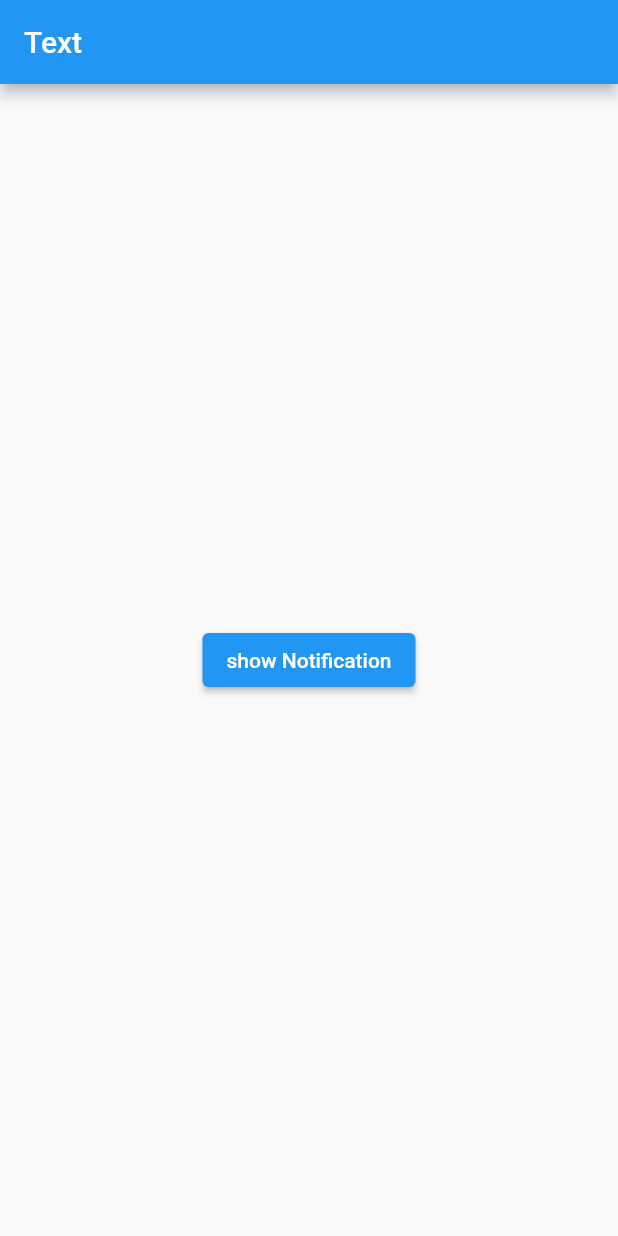
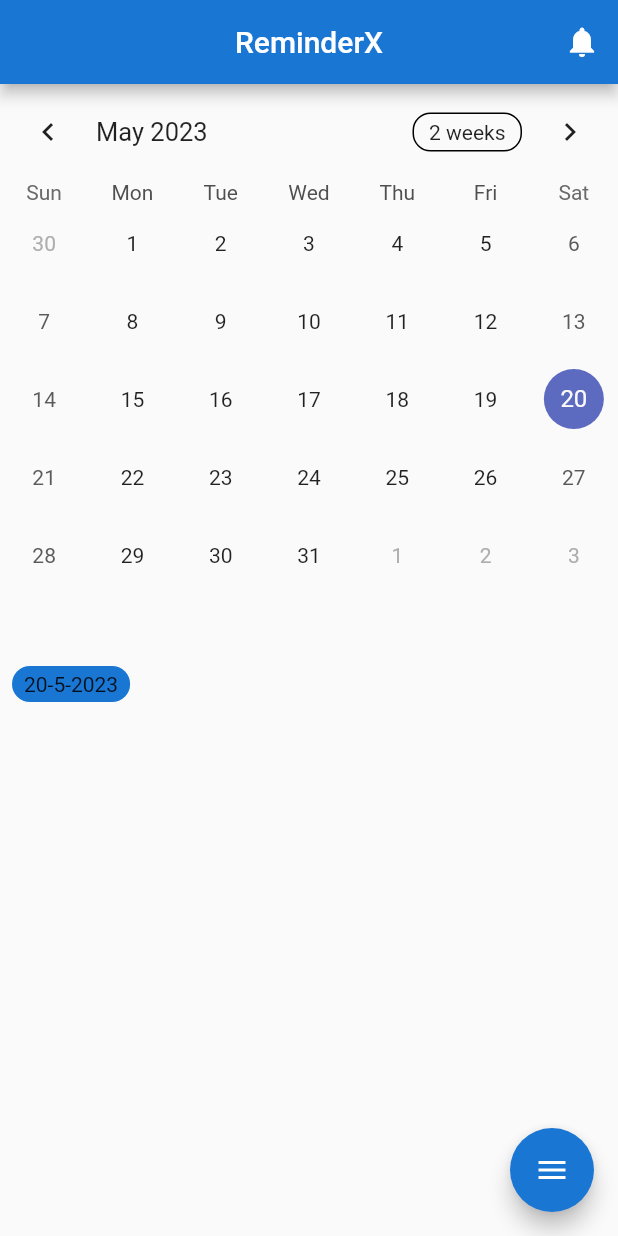
Before and after one commit to Surajpatra700/ReminderX, a Flutter app: the screen it shows after launch, on a phone screen of 412 x 824 dp. Run offline on Flutter 3.47's test engine with Material 2 defaults, Android fonts, the phone set to English and light mode, and no system bars; drawn by our look-alikes of flutter_speed_dial, table_calendar; our stand-ins replace firebase_core, firebase_messaging, flutter_local_notifications, fluttertoast, font_awesome_flutter, get; accounts and stored records are empty.

Commit message:
second commit

```diff
--- /dev/null
+++ b/lib/events_calendar.dart
@@ -0,0 +1,256 @@
+import 'dart:convert';
+
+import 'package:api_networking/notification_services.dart';
+import 'package:api_networking/pagetwo.dart';
+import 'package:flutter/material.dart';
+import 'package:flutter_speed_dial/flutter_speed_dial.dart';
+import 'package:font_awesome_flutter/font_awesome_flutter.dart';
+import 'package:get/get.dart';
+import 'package:http/http.dart' as http;
+import 'package:intl/intl.dart';
+import 'package:table_calendar/table_calendar.dart';
+
+class EventsCalendar extends StatefulWidget {
+  const EventsCalendar({super.key});
+
+  @override
+  State<EventsCalendar> createState() => _EventsCalendarState();
+}
+
+class _EventsCalendarState extends State<EventsCalendar> {
+  CalendarFormat _calendarFormat = CalendarFormat.month;
+  DateTime _focusDate = DateTime.now();
+  DateTime? _selectedDate;
+
+  Map<String, List> mySelectedEvents = {};
+
+  NotificationServices services = NotificationServices();
+  final titleController = TextEditingController();
+  final descriptionController = TextEditingController();
+
+  @override
+  void initState() {
+    // TODO: implement initState
+    _selectedDate = _focusDate;
+    services.getNotificationRequest();
+    services.FirebaseInit(context);
+    services.setupInteractMessage(context);
+    //services.handleMessage(context, msg);
+    //services.initLocalNotification(context, msg);
+    services.getDeviceToken().then((value) {
+      print(value);
+    });
+    super.initState();
+  }
+
+  List _listOfDayEvents(DateTime dateTime) {
+    if (mySelectedEvents[DateFormat('yyyy-MM-dd').format(dateTime)] != null) {
+      return mySelectedEvents[DateFormat('yyyy-MM-dd').format(dateTime)]!;
+    } else {
+      return [];
+    }
+  }
+
+  @override
+  Widget build(BuildContext context) {
+    return Scaffold(
+      //backgroundColor: Colors.grey.shade200,
+      appBar: AppBar(
+        backgroundColor: Colors.blue.shade700,
+        centerTitle: true,
+        title: Text("ReminderX"),
+        actions: [
+          IconButton(
+              onPressed: () {
+                services.getDeviceToken().then((value) async {
+                  var data = {
+                    'to': value.toString(),
+                    'priority': 'high',
+                    'notification': {
+                      'title': 'Suraj',
+                      'body': 'Your Birthday is comming soon',
+                    },
+                    'data': {
+                      'data': 'msg',
+                    }
+                  };
+                  // http.post request is used to send data to the server to create/update a resource.
+                  await http.post(
+                      Uri.parse("https://fcm.googleapis.com/fcm/send"),
+                      body: jsonEncode(data),
+                      headers: {
+                        'Content-Type': 'application/json; charset=UTF-8',
+                        'Authorization':
+                            'key=AAAA2NSWFaU:APA91bGJnVTVjBuXMq8AZaavAUZRzUwxdqoBrBsB9VEZtVlkI56-lKlIy83DDgGB5_5wjqfCXok4U720jds7BPz5k_KmgPfuvH3CDIUsI18VIOzqwjXpcpQCmh6wzAA2FZvZQvZMBIUK'
+                      });
+                });
+              },
+              icon: Icon(Icons.notifications)),
+        ],
+      ),
+
+      // BODY
+      body: Column(
+        children: [
+          TableCalendar(
+            calendarFormat: _calendarFormat,
+            focusedDay: _focusDate,
+            firstDay: DateTime(2023),
+            lastDay: DateTime(2024),
+            onDaySelected: (selectedDate, focusedDay) {
+              if (!isSameDay(_selectedDate, selectedDate)) {
+                setState(() {
+                  _selectedDate = selectedDate;
+                  _focusDate = focusedDay;
+                });
+              }
+            },
+            selectedDayPredicate: (day) {
+              return isSameDay(_selectedDate, day);
+            },
+            onFormatChanged: (format) {
+              if (_calendarFormat != format) {
+                setState(() {
+                  _calendarFormat = format;
+                });
+              }
+            },
+            onPageChanged: (focusedDay) {
+              _focusDate = focusedDay;
+            },
+            eventLoader: _listOfDayEvents,
+          ),
+          SizedBox(
+            height: 40,
+          ),
+
+          Padding(
+            padding: const EdgeInsets.all(8.0),
+            child: Align(
+                alignment: Alignment.centerLeft,
+                child: Container(
+                  //margin: EdgeInsets.all(10),
+                  padding: EdgeInsets.symmetric(horizontal: 8,vertical: 4),
+                  decoration: BoxDecoration(
+                    color: Colors.blue.shade700,
+                    borderRadius: BorderRadius.horizontal(left: Radius.circular(25),right: Radius.circular(25)),
+                  ),
+                  child: Text("${_selectedDate!.day.toString()}-${_selectedDate!.month.toString()}-${_selectedDate!.year.toString()}"))),
+          ),
+          ..._listOfDayEvents(_selectedDate!).map(
+            (myEvents) => ListTile(
+              leading: Icon(
+                Icons.done,
+                color: Colors.blue.shade700,
+              ),
+              title: Text("Event title: ${myEvents['eventTitle']}"),
+              subtitle: Text("Event title: ${myEvents['eventDesc']}"),
+            ),
+          ),
+        ],
+      ),
+      // Floating Action Button
+      floatingActionButton: SpeedDial(
+        animatedIcon: AnimatedIcons.menu_close,
+        backgroundColor: Colors.blue.shade700,
+        spaceBetweenChildren: 12,
+        spacing: 12,
+        children: [
+          SpeedDialChild(
+            label: "Events add",
+            child: Icon(Icons.add_task),
+            onTap: () {
+              _showAddEventDialog();
+            },
+          ),
+          SpeedDialChild(
+            label: "dark mode",
+            child: Icon(Icons.dark_mode),
+            onTap: () => Get.changeTheme(ThemeData.dark()),
+          ),
+          SpeedDialChild(
+            label: "light mode",
+            child: Icon(Icons.light_mode),
+            onTap: () => Get.changeTheme(ThemeData.light()),
+          ),
+          SpeedDialChild(
+            label: "remainder",
+            child: Icon(Icons.notifications),
+            //onTap: ()=> PageThree(),
+          ),
+        ],
+      ),
+    );
+  }
+
+  void _showAddEventDialog() async {
+    await showDialog(
+      context: context,
+      builder: (context) => AlertDialog(
+        elevation: 3,
+        shadowColor: Colors.blue.shade700,
+        title: Text(
+          "Add Event",
+          textAlign: TextAlign.center,
+        ),
+        content: Column(
+          crossAxisAlignment: CrossAxisAlignment.stretch,
+          mainAxisSize: MainAxisSize.min,
+          children: [
+            TextFormField(
+              controller: titleController,
+              textCapitalization: TextCapitalization.words,
+              decoration: InputDecoration(labelText: 'Title'),
+            ),
+            TextFormField(
+              controller: descriptionController,
+              textCapitalization: TextCapitalization.words,
+              decoration: InputDecoration(labelText: 'Description'),
+            ),
+          ],
+        ),
+        actions: [
+          TextButton(
+              onPressed: () {
+                Get.back();
+              },
+              child: Text("Cancel")),
+          TextButton(
+              onPressed: () {
+                if (titleController.text.isEmpty &&
+                    descriptionController.text.isEmpty) {
+                  Get.snackbar("Add Events", "Required title and description",
+                      duration: Duration(seconds: 2));
+                  return;
+                } else {
+                  if (mySelectedEvents[
+                          DateFormat('yyyy-MM-dd').format(_selectedDate!)] !=
+                      null) {
+                    mySelectedEvents[
+                            DateFormat('yyyy-MM-dd').format(_selectedDate!)]!
+                        .add({
+                      "eventTitle": titleController.text,
+                      "eventDesc": descriptionController.text,
+                    });
+                  } else {
+                    mySelectedEvents[
+                        DateFormat('yyyy-MM-dd').format(_selectedDate!)] = [
+                      {
+                        "eventTitle": titleController.text,
+                        "eventDesc": descriptionController.text,
+                      }
+                    ];
+                  }
+                  print(
+                      "New event for my 2nd task ${json.encode(mySelectedEvents)}");
+                  titleController.clear();
+                  descriptionController.clear();
+                  Get.back();
+                }
+              },
+              child: Text("Add Event")),
+        ],
+      ),
+    );
+  }
+}
--- a/lib/homeScreen.dart
+++ /dev/null
@@ -1,68 +0,0 @@
-import 'dart:convert';
-
-import 'package:api_networking/notification_services.dart';
-import 'package:flutter/material.dart';
-import 'package:get/get.dart';
-import 'package:http/http.dart' as http;
-
-class HomeScreen extends StatefulWidget {
-  const HomeScreen({super.key});
-
-  @override
-  State<HomeScreen> createState() => _HomeScreenState();
-}
-
-class _HomeScreenState extends State<HomeScreen> {
-  NotificationServices services = NotificationServices();
-
-  @override
-  void initState() {
-    // TODO: implement initState
-    services.getNotificationRequest();
-    services.FirebaseInit(context);
-    services.setupInteractMessage(context);
-    //services.handleMessage(context, msg);
-    //services.initLocalNotification(context, msg);
-    services.getDeviceToken().then((value) {
-      print(value);
-    });
-    super.initState();
-  }
-
-  @override
-  Widget build(BuildContext context) {
-    return Scaffold(
-      appBar: AppBar(
-        title: Text("Text"),
-      ),
-      body: Center(
-        child: ElevatedButton(
-            onPressed: () {
-              services.getDeviceToken().then((value) async {
-                var data = {
-                  'to': value.toString(),
-                  'priority': 'high',
-                  'notification': {
-                    'title': 'Suraj',
-                    'body': 'Your Birthday is comming soon',
-                  },
-                  'data': {
-                    'data': 'msg',
-                  }
-                };
-                // http.post request is used to send data to the server to create/update a resource.
-                await http.post(
-                    Uri.parse("https://fcm.googleapis.com/fcm/send"),
-                    body: jsonEncode(data),
-                    headers: {
-                      'Content-Type': 'application/json; charset=UTF-8',
-                      'Authorization':
-                          'key=AAAA2NSWFaU:APA91bGJnVTVjBuXMq8AZaavAUZRzUwxdqoBrBsB9VEZtVlkI56-lKlIy83DDgGB5_5wjqfCXok4U720jds7BPz5k_KmgPfuvH3CDIUsI18VIOzqwjXpcpQCmh6wzAA2FZvZQvZMBIUK'
-                    });
-              });
-            },
-            child: Text("show Notification")),
-      ),
-    );
-  }
-}
--- a/lib/main.dart
+++ b/lib/main.dart
@@ -1,6 +1,6 @@
 // ignore_for_file: unused_import
 
-import 'package:api_networking/homeScreen.dart';
+import 'package:api_networking/events_calendar.dart';
 import 'package:flutter/material.dart';
 import 'package:get/get.dart';
 import 'package:http/http.dart' as http;
@@ -22,10 +22,10 @@ class MyApp extends StatelessWidget {
     return GetMaterialApp(
       title: 'Flutter Demo',
       theme: ThemeData(
-        primarySwatch: Colors.blue,
+        primarySwatch: Colors.teal,
       ),
       debugShowCheckedModeBanner: false,
-      home: HomeScreen(),
+      home: EventsCalendar(),
     );
   }
 }
--- a/pubspec.yaml
+++ b/pubspec.yaml
@@ -43,6 +43,10 @@ dependencies:
   fluttertoast: ^8.2.1
   get: ^4.6.5
   flutter_local_notifications: ^14.0.1
+  flutter_speed_dial: ^6.2.0
+  font_awesome_flutter: ^10.4.0
+  table_calendar: ^3.0.9
+  intl: ^0.18.1
 
 dev_dependencies:
   flutter_test:
```
Also changed, not shown: pubspec.lock.
